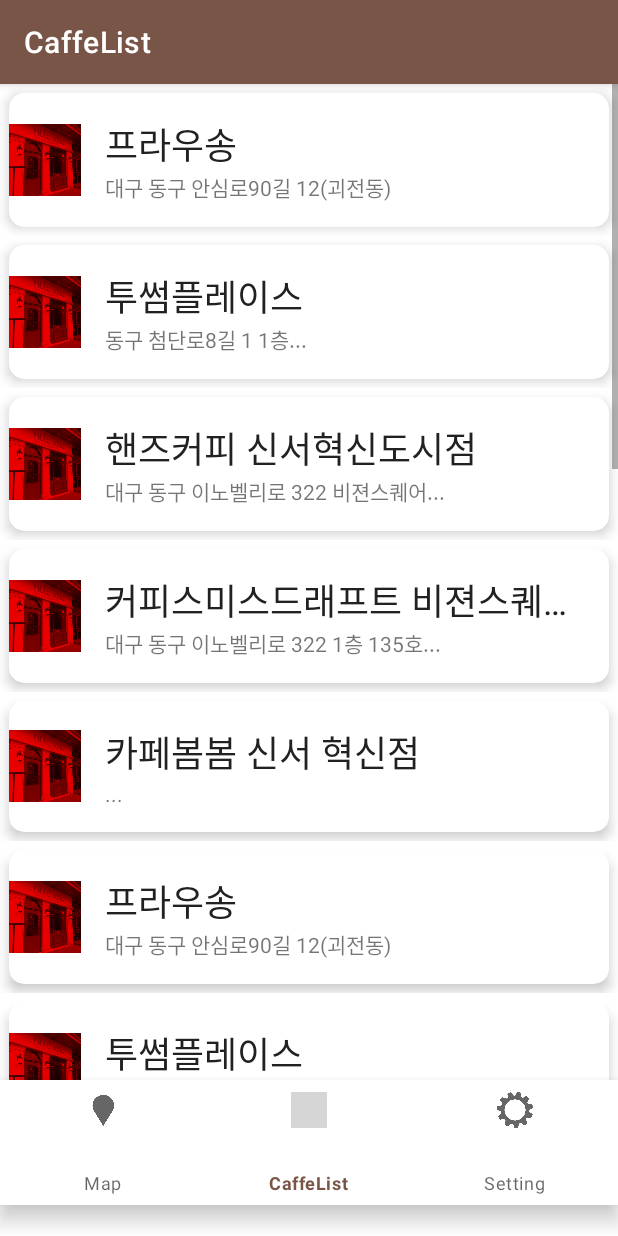
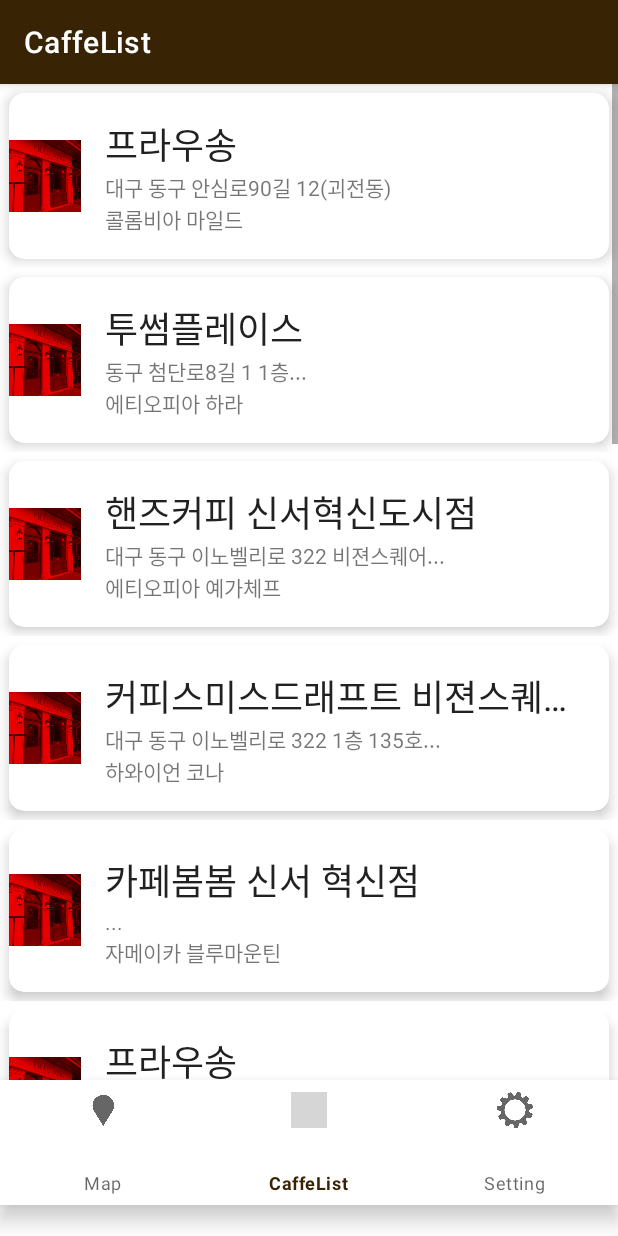
Before and after one commit to saehyen/AndroidApp_project, an Android app: the DashboardFragment screen opened through its navigation route, on a phone screen of 412 x 824 dp. Run offline under Robolectric (Android 15) with nearby library versions, the phone set to English and light mode, and no system bars; our stand-ins replace navigation-ui; libraries missing offline, so code that uses them is left out: net.daum.mf; pictures from the network do not load; 2 statements that could not run were skipped; grey boxes are pictures that could not be loaded.

Commit message:
bean 추가

```diff
--- /dev/null
+++ b/app/src/main/java/com/example/whatcaffe/ui/ItemActivity.java
@@ -0,0 +1,6 @@
+package com.example.whatcaffe.ui;
+import androidx.appcompat.app.AppCompatActivity;
+
+public class ItemActivity {
+
+}
--- a/app/src/main/java/com/example/whatcaffe/ui/dashboard/DashboardFragment.java
+++ b/app/src/main/java/com/example/whatcaffe/ui/dashboard/DashboardFragment.java
@@ -54,26 +54,20 @@
     private void initDataset() {
         //초기화
         items.clear();
-        items.add(new Item("프라우송", "http://image_url.jpg", "대구 동구 안심로90길 12(괴전동)"));
-        items.add(new Item("투썸플레이스", "http://image_url.jpg", "동구 첨단로8길 1 1층... "));
-        items.add(new Item("핸즈커피 신서혁신도시점", "http://image_url.jpg", "대구 동구 이노벨리로 322 비젼스퀘어..."));
-        items.add(new Item("커피스미스드래프트 비젼스퀘어점", "http://image_url.jpg", "대구 동구 이노벨리로 322 1층 135호..."));
-        items.add(new Item("카페봄봄 신서 혁신점", "http://image_url.jpg", "..."));
-        items.add(new Item("프라우송", "http://image_url.jpg", "대구 동구 안심로90길 12(괴전동)"));
-        items.add(new Item("투썸플레이스", "http://image_url.jpg", "동구 첨단로8길 1 1층... "));
-        items.add(new Item("핸즈커피 신서혁신도시점", "http://image_url.jpg", "대구 동구 이노벨리로 322 비젼스퀘어..."));
-
-        items.add(new Item("카페봄봄 신서 혁신점", "http://image_url.jpg", "..."));
-        items.add(new Item("프라우송", "http://image_url.jpg", "대구 동구 안심로90길 12(괴전동)"));
-        items.add(new Item("투썸플레이스", "http://image_url.jpg", "동구 첨단로8길 1 1층... "));
-        items.add(new Item("핸즈커피 신서혁신도시점", "http://image_url.jpg", "대구 동구 이노벨리로 322 비젼스퀘어 동구 이노벨리로 322 비젼스퀘어..."));
-
-        items.add(new Item("카페봄봄 신서 혁신점", "http://image_url.jpg", "..."));
-        items.add(new Item("프라우송", "http://image_url.jpg", "대구 동구 안심로90길 12(괴전동)"));
-        items.add(new Item("투썸플레이스", "http://image_url.jpg", "동구 첨단로8길 1 1층... "));
-        items.add(new Item("핸즈커피 신서혁신도시점", "http://image_url.jpg", "대구 동구 이노벨리로 322 비젼스퀘어..."));
-
-        items.add(new Item("카페봄봄 신서 혁신점", "http://image_url.jpg", "..."));
+        items.add(new Item("프라우송", "http://image_url.jpg", "대구 동구 안심로90길 12(괴전동)","콜롬비아 마일드"));
+        items.add(new Item("투썸플레이스", "http://image_url.jpg", "동구 첨단로8길 1 1층... ","에티오피아 하라"));
+        items.add(new Item("핸즈커피 신서혁신도시점", "http://image_url.jpg", "대구 동구 이노벨리로 322 비젼스퀘어...","에티오피아 예가체프"));
+        items.add(new Item("커피스미스드래프트 비젼스퀘어점", "http://image_url.jpg", "대구 동구 이노벨리로 322 1층 135호...","하와이언 코나"));
+        items.add(new Item("카페봄봄 신서 혁신점", "http://image_url.jpg", "...", "자메이카 블루마운틴"));
+        items.add(new Item("프라우송", "http://image_url.jpg", "대구 동구 안심로90길 12(괴전동)","콜롬비아 마일드"));
+        items.add(new Item("투썸플레이스", "http://image_url.jpg", "동구 첨단로8길 1 1층... ","에티오피아 하라"));
+        items.add(new Item("핸즈커피 신서혁신도시점", "http://image_url.jpg", "대구 동구 이노벨리로 322 비젼스퀘어...","에티오피아 예가체프"));
+        items.add(new Item("커피스미스드래프트 비젼스퀘어점", "http://image_url.jpg", "대구 동구 이노벨리로 322 1층 135호...","하와이언 코나"));
+        items.add(new Item("카페봄봄 신서 혁신점", "http://image_url.jpg", "...", "자메이카 블루마운틴"));
+        items.add(new Item("프라우송", "http://image_url.jpg", "대구 동구 안심로90길 12(괴전동)","콜롬비아 마일드"));
+        items.add(new Item("투썸플레이스", "http://image_url.jpg", "동구 첨단로8길 1 1층... ","에티오피아 하라"));
+        items.add(new Item("핸즈커피 신서혁신도시점", "http://image_url.jpg", "대구 동구 이노벨리로 322 비젼스퀘어...","에티오피아 예가체프"));
+        items.add(new Item("커피스미스드래프트 비젼스퀘어점", "http://image_url.jpg", "대구 동구 이노벨리로 322 1층 135호...","하와이언 코나"));
+        items.add(new Item("카페봄봄 신서 혁신점", "http://image_url.jpg", "...", "자메이카 블루마운틴"));
     }
-
 }
--- a/app/src/main/java/com/example/whatcaffe/ui/dashboard/Item.java
+++ b/app/src/main/java/com/example/whatcaffe/ui/dashboard/Item.java
@@ -5,22 +5,26 @@
     String name;
     String photo;
     String summary;
+    String bean;
 
-    public Item(String name, String photo, String summary) {
+    public Item(String name, String photo, String summary,String bean) {
         this.name = name;
         this.photo = photo;
         this.summary = summary;
+        this.bean = bean;
     }
 
-    public String getName() {
-        return name;
-    }
 
+
+
+
+
+    public String getName() { return name; }
     public String getPhoto() {
         return photo;
     }
-
     public String getSummary() {
         return summary;
     }
+    public String getBean() { return bean;  }
 }
--- a/app/src/main/java/com/example/whatcaffe/ui/dashboard/RecyclerViewAdapter.java
+++ b/app/src/main/java/com/example/whatcaffe/ui/dashboard/RecyclerViewAdapter.java
@@ -44,12 +44,13 @@
         //데이터오 뷰를 바인딩
         String url = mPersons.get(position).photo;
         holder.name.setText(mPersons.get(position).name);
+        holder.summary.setText(mPersons.get(position).summary);
+        holder.bean.setText(mPersons.get(position).bean);
 //        Glide.with(mContext)
 //                .load(url)
 //                .centerCrop()
 //                .crossFade()
 //                .into(holder.imageView);
-        holder.summary.setText(mPersons.get(position).summary);
 
 //        클릭하면 웹검색하게 하자.
         holder.search.setOnClickListener(new View.OnClickListener() {
@@ -75,6 +76,7 @@
         public TextView name;
         //public ImageView imageView;
         public TextView summary;
+        public TextView bean;
         ImageView search;
 
         public MyViewHolder(View itemView) {
@@ -84,6 +86,7 @@
             //imageView = (ImageView) itemView.findViewById(R.id.imageView);
             summary = (TextView) itemView.findViewById(R.id.tv_summary);
             search = (ImageView) itemView.findViewById(R.id.bt_search);
+            bean = (TextView) itemView.findViewById(R.id.item_bean);
             search.setColorFilter(0xFFFF0000, PorterDuff.Mode.MULTIPLY);
         }
     }
--- a/app/src/main/res/layout/item.xml
+++ b/app/src/main/res/layout/item.xml
@@ -59,6 +59,13 @@
                     android:text="요약"
                     android:ellipsize="end"
                     android:singleLine="true"/>
+                <TextView
+                    android:id="@+id/item_bean"
+                    android:layout_width="wrap_content"
+                    android:layout_height="wrap_content"
+                    android:text="bean"
+                    android:ellipsize="end"
+                    android:singleLine="true"/>
 
             </LinearLayout>
 
--- /dev/null
+++ b/app/src/main/res/values-land/dimens.xml
@@ -0,0 +1,3 @@
+<resources>
+        <dimen name="fab_margin">48dp</dimen>
+    </resources>
--- /dev/null
+++ b/app/src/main/res/values-w1240dp/dimens.xml
@@ -0,0 +1,3 @@
+<resources>
+        <dimen name="fab_margin">200dp</dimen>
+    </resources>
--- /dev/null
+++ b/app/src/main/res/values-w600dp/dimens.xml
@@ -0,0 +1,3 @@
+<resources>
+        <dimen name="fab_margin">48dp</dimen>
+    </resources>
--- a/app/src/main/res/values/colors.xml
+++ b/app/src/main/res/values/colors.xml
@@ -7,7 +7,7 @@
     <color name="teal_700">#FF018786</color>
     <color name="black">#FF000000</color>
     <color name="white">#FFFFFFFF</color>
-    <color name="colorPrimary">#795548</color>
+    <color name="colorPrimary">#382405</color>
     <color name="colorPrimaryDark">#212121</color>
     <color name="windowBackground">#ffffff</color>
     <color name="textColorPrimary">#ffffff</color>
--- a/app/src/main/res/values/dimens.xml
+++ b/app/src/main/res/values/dimens.xml
@@ -2,4 +2,5 @@
     <!-- Default screen margins, per the Android Design guidelines. -->
     <dimen name="activity_horizontal_margin">16dp</dimen>
     <dimen name="activity_vertical_margin">16dp</dimen>
+    <dimen name="fab_margin">16dp</dimen>
 </resources>
--- a/app/src/main/res/values/themes.xml
+++ b/app/src/main/res/values/themes.xml
@@ -13,4 +13,10 @@
         <item name="android:statusBarColor" tools:targetApi="l">?attr/colorPrimaryVariant</item>
         <!-- Customize your theme here. -->
     </style>
+    <style name="Theme.WhatCaffe.NoActionBar">
+        <item name="windowActionBar">false</item>
+        <item name="windowNoTitle">true</item>
+    </style>
+    <style name="Theme.WhatCaffe.AppBarOverlay" parent="ThemeOverlay.AppCompat.Dark.ActionBar" />
+    <style name="Theme.WhatCaffe.PopupOverlay" parent="ThemeOverlay.AppCompat.Light" />
 </resources>
```
Also changed, not shown: app/src/main/AndroidManifest.xml (+7 -4 lines), app/src/main/res/layout/activity_item.xml (added, +35 -0 lines), app/src/main/res/layout/content_item.xml (added, +20 -0 lines), app/src/main/res/layout/fragment_first.xml (added, +31 -0 lines), app/src/main/res/layout/fragment_second.xml (added, +30 -0 lines), app/src/main/res/navigation/nav_graph.xml (added, +28 -0 lines), app/src/main/res/values/strings.xml (+10 -1 lines).
